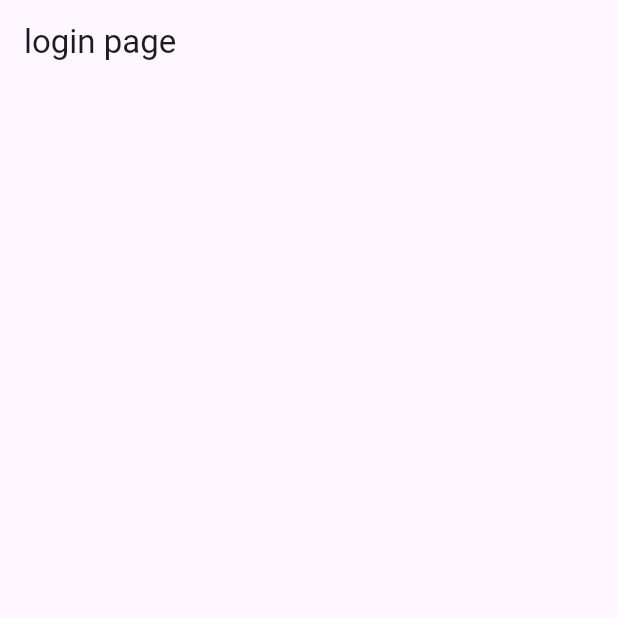
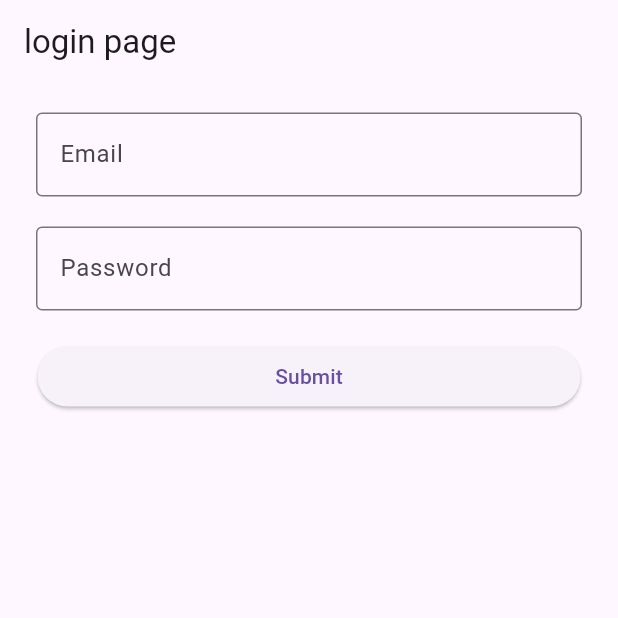
Before and after one commit to Pemrograman-IF-22/Tugas1-LoginPage1-22421076-DutaArdan, a Flutter app: the screen it shows after launch, on a phone screen of 412 x 824 dp, the top half of it. Run offline on Flutter 3.47's test engine with Material 3 defaults, Android fonts, the phone set to English and light mode, and no system bars.

Commit message:
App Bar Login

```diff
--- /dev/null
+++ b/lib/login_page.dart
@@ -0,0 +1,98 @@
+import 'package:flutter/material.dart';
+import 'package:login/dashboard_page.dart';
+
+class LoginPage extends StatefulWidget {
+  const LoginPage({super.key});
+
+  @override
+  State<LoginPage> createState() => _LoginPageState();
+}
+
+class _LoginPageState extends State<LoginPage> {
+  final _formkey = GlobalKey<FormState>();
+  TextEditingController emailContoller = TextEditingController();
+  TextEditingController Passwordcontroller = TextEditingController();
+  @override
+  Widget build(BuildContext context) {
+    return Scaffold(
+        appBar: AppBar(
+          title: Text('login page'),
+          centerTitle: false,
+        ),
+        body: Form(
+          key: _formkey,
+          child: Padding(
+            padding: EdgeInsets.symmetric(
+              horizontal: 16.0,
+              vertical: 9.0,
+            ),
+            child: Column(
+              children: [
+                Padding(
+                  padding: EdgeInsets.symmetric(
+                    horizontal: 8.0,
+                    vertical: 10.0
+                  ),
+                  child: TextFormField(
+                   controller: emailContoller,
+                    decoration: InputDecoration(
+                      label: Text('Email'),
+                      border: OutlineInputBorder(),
+                     ),
+                     validator: (value) {
+                      if(value == null || value.isEmpty) {
+                        return 'Masukan email anda';
+                      }
+                     },
+                  ),
+                ),
+                Padding(
+                  padding: EdgeInsets.symmetric(
+                    horizontal: 8.0,
+                    vertical: 10.0
+                  ),
+                  child: TextFormField(
+                   controller: Passwordcontroller,
+                    decoration: InputDecoration(
+                      label: Text('Password'),
+                      border: OutlineInputBorder(),
+                     ),
+                     validator: (value) {
+                      if (value == null || value.isEmpty) {
+                        return 'Masukan password anda';
+                      }
+                     },
+                  ),
+                ),
+                Padding(
+                  padding:EdgeInsets.symmetric(horizontal: 9.0, vertical: 10.0),
+                  child: SizedBox(
+                    width: double.infinity,
+                    child: ElevatedButton(
+                      onPressed: () {
+                      debugPrint('Email: ${emailContoller.text}');
+                      debugPrint('Password: ${Passwordcontroller.text}');
+
+                      if(_formkey.currentState!.validate()) {
+                        Navigator.push(context, MaterialPageRoute(
+                          builder: (context) => Dashboardpage(email: emailContoller.text)
+                          ));
+                      } else {
+                        ScaffoldMessenger.of(context).showSnackBar(
+                          SnackBar(
+                            content: Text('Silahkan Lengkapi form!'),
+                          ),
+                        );
+                      }
+                    },
+                    child: Text('Submit'),
+                    ),
+                  ),
+                ),
+              ],
+            ),
+          ),
+        )
+      );
+  }
+}
--- a/lib/main.dart
+++ b/lib/main.dart
@@ -1,4 +1,5 @@
 import 'package:flutter/material.dart';
+import 'package:login/login_page.dart';
 
 void main() {
   runApp(MyApp());
@@ -10,11 +11,8 @@ class MyApp extends StatelessWidget {
   Widget build(BuildContext context) {
     return MaterialApp(
       title: 'login page',
-      home: Scaffold(
-        appBar: AppBar(
-          title: Text('login page'),
-        ),
-      )
+      home: LoginPage()
+
     );
   }
 }
```
Also changed, not shown: lib/dashboard_page.dart (added, +22 -0 lines).
